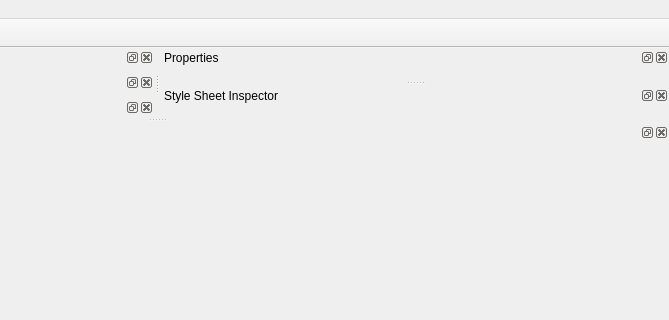
Before: the Qt Designer form Programs/QuickEd/UI/mainwindow.ui in xaoctech/dava.engine, drawn with Qt 5; both pictures show x 355 to 1024 and y 0 to 320 of the 1024 by 865 pixel window.
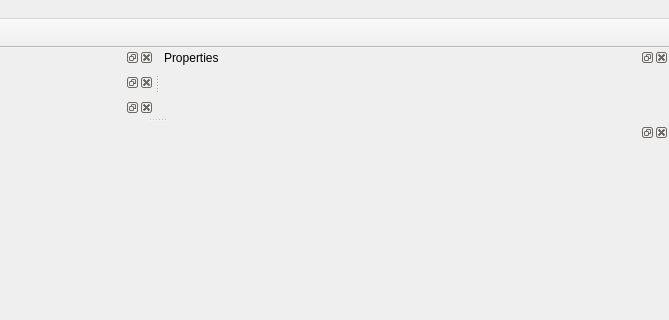
After: the same form once the commit is applied. Icons and pictures are not drawn. Custom widgets are drawn as their Qt base class.

Commit message: [DF-13157] style sheet inspector moved to TArc

The edit to the form file:
```diff
--- a/Programs/QuickEd/UI/mainwindow.ui
+++ b/Programs/QuickEd/UI/mainwindow.ui
@@ -213,14 +213,6 @@
     <bool>false</bool>
    </attribute>
   </widget>
-  <widget class="StyleSheetInspectorWidget" name="styleSheetInspectorWidget">
-   <property name="windowTitle">
-    <string>Style Sheet Inspector</string>
-   </property>
-   <attribute name="dockWidgetArea">
-    <number>2</number>
-   </attribute>
-  </widget>
   <widget class="FindWidget" name="findWidget">
    <property name="windowTitle">
     <string>Find</string>
@@ -340,12 +332,6 @@
    <header>UI/FileSystemView/FileSystemDockWidget.h</header>
    <container>1</container>
   </customwidget>
-  <customwidget>
-   <class>StyleSheetInspectorWidget</class>
-   <extends>QDockWidget</extends>
-   <header>UI/StyleSheetInspector/StyleSheetInspectorWidget.h</header>
-   <container>1</container>
-  </customwidget>
   <customwidget>
    <class>FindWidget</class>
    <extends>QDockWidget</extends>
```
The commit also changes 21 other files.
